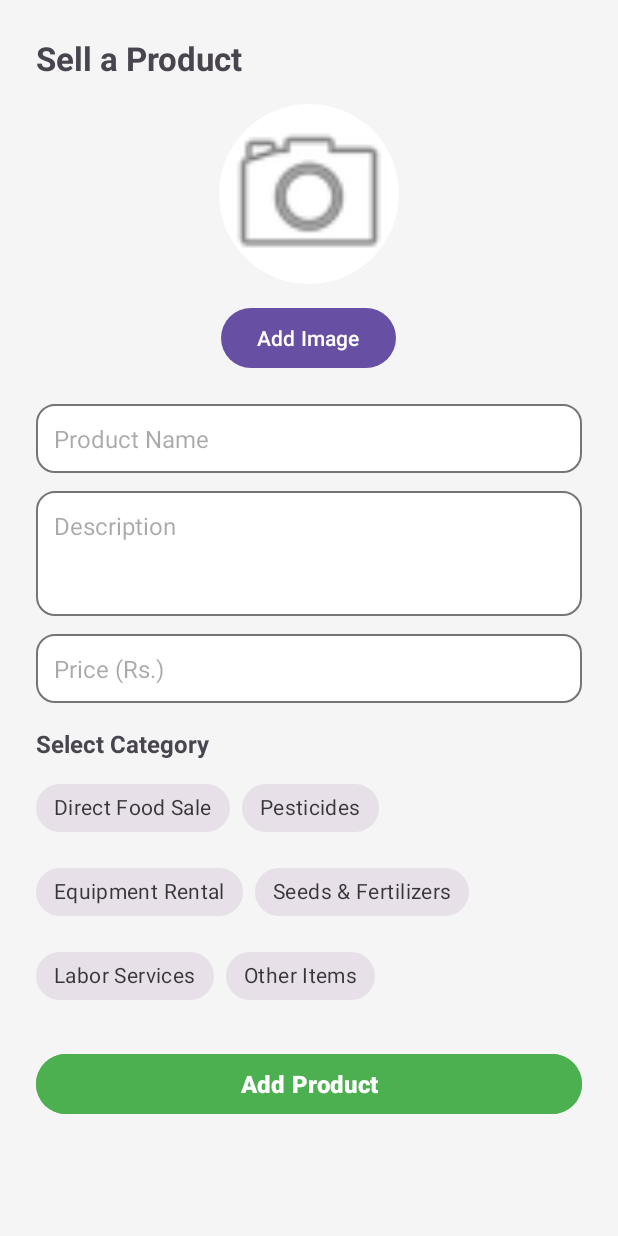
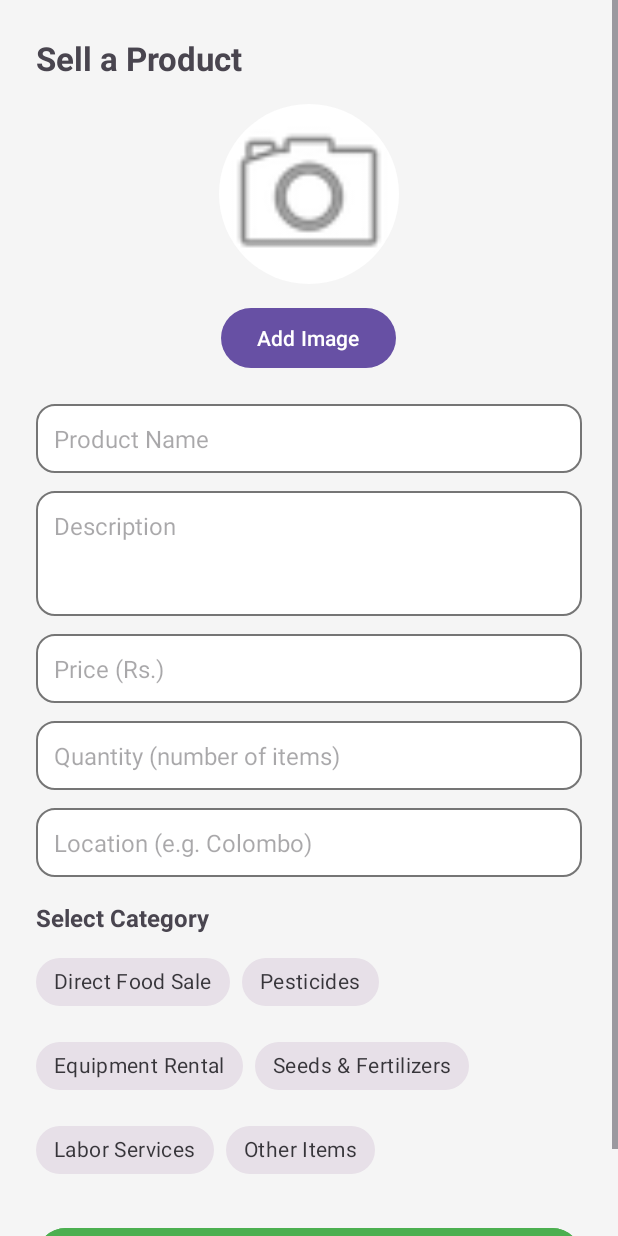
Before and after one commit to Dinushan4568/Govi_saviya, an Android app: the SellProductActivity screen opened directly, with no data from a screen before it, on a phone screen of 412 x 824 dp. Run offline under Robolectric (Android 15) with nearby library versions, the phone set to English and light mode, and no system bars; pictures from the network do not load; Roboto replaces fonts that are not available here.

Commit message:
product adding update

```diff
--- a/app/src/main/java/com/s23010535/govisaviya/SellProductActivity.java
+++ b/app/src/main/java/com/s23010535/govisaviya/SellProductActivity.java
@@ -39,7 +39,7 @@ public class SellProductActivity extends AppCompatActivity {
 
     private ImageView ivProductImage;
     private Button btnPickImage, btnSubmit;
-    private EditText etProductName, etDescription, etPrice;
+    private EditText etProductName, etDescription, etPrice, etQuantity, etLocation;
     private ChipGroup chipGroupCategory;
     private Uri selectedImageUri;
     private String selectedCategoryId;
@@ -55,6 +55,8 @@ public class SellProductActivity extends AppCompatActivity {
         etProductName = findViewById(R.id.etProductName);
         etDescription = findViewById(R.id.etDescription);
         etPrice = findViewById(R.id.etPrice);
+        etQuantity = findViewById(R.id.etQuantity);
+        etLocation = findViewById(R.id.etLocation);
         chipGroupCategory = findViewById(R.id.chipGroupCategory);
 
         btnPickImage.setOnClickListener(new View.OnClickListener() {
@@ -143,9 +145,17 @@ public class SellProductActivity extends AppCompatActivity {
         String name = etProductName.getText().toString().trim();
         String description = etDescription.getText().toString().trim();
         String priceStr = etPrice.getText().toString().trim();
+        String quantityStr = etQuantity.getText().toString().trim();
+        String location = etLocation.getText().toString().trim();
         double price = 0;
+        int quantity = 0;
         try {
             price = Double.parseDouble(priceStr);
+        } catch (Exception e) {
+            // ignore, will show error below
+        }
+        try {
+            quantity = Integer.parseInt(quantityStr);
         } catch (Exception e) {
             // ignore, will show error below
         }
@@ -158,8 +168,8 @@ public class SellProductActivity extends AppCompatActivity {
         String category = selectedChip.getText().toString();
         String categoryId = getCategoryIdFromName(category);
 
-        if (TextUtils.isEmpty(name) || TextUtils.isEmpty(description) || price <= 0) {
-            Toast.makeText(this, "Please fill all fields and enter a valid price", Toast.LENGTH_SHORT).show();
+        if (TextUtils.isEmpty(name) || TextUtils.isEmpty(description) || price <= 0 || quantity <= 0 || TextUtils.isEmpty(location)) {
+            Toast.makeText(this, "Please fill all fields and enter valid price, quantity, and location", Toast.LENGTH_SHORT).show();
             return;
         }
         if (selectedImageUri == null) {
@@ -170,6 +180,8 @@ public class SellProductActivity extends AppCompatActivity {
         // Create and save product
         Product product = new Product(name, description, price, categoryId, "seller001", "You");
         product.setImageUri(selectedImageUri.toString());
+        product.setStockQuantity(quantity);
+        product.setSellerLocation(location);
         boolean success = ProductDataManager.getInstance(this).addProduct(product);
         if (success) {
             Toast.makeText(this, "Product added successfully!", Toast.LENGTH_SHORT).show();
--- a/app/src/main/res/layout/activity_sell_product.xml
+++ b/app/src/main/res/layout/activity_sell_product.xml
@@ -73,6 +73,30 @@
             android:padding="12dp"
             android:textSize="16sp"
             android:inputType="numberDecimal"
+            android:layout_marginBottom="12dp" />
+
+        <!-- Quantity -->
+        <EditText
+            android:id="@+id/etQuantity"
+            android:layout_width="match_parent"
+            android:layout_height="wrap_content"
+            android:hint="Quantity (number of items)"
+            android:background="@drawable/edittext_background"
+            android:padding="12dp"
+            android:textSize="16sp"
+            android:inputType="number"
+            android:layout_marginBottom="12dp" />
+
+        <!-- Location -->
+        <EditText
+            android:id="@+id/etLocation"
+            android:layout_width="match_parent"
+            android:layout_height="wrap_content"
+            android:hint="Location (e.g. Colombo)"
+            android:background="@drawable/edittext_background"
+            android:padding="12dp"
+            android:textSize="16sp"
+            android:inputType="textCapWords"
             android:layout_marginBottom="16dp" />
 
         <!-- Category Picker -->
```
Also changed, not shown: app/src/main/java/com/s23010535/govisaviya/adapters/ProductAdapter.java (+5 -4 lines).
